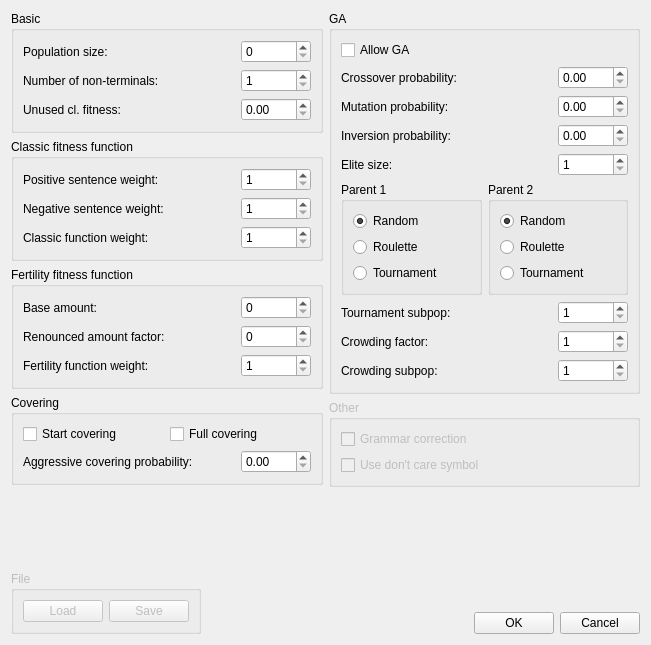
sjedrysiak/gcse, file gui/SettingsDialog.ui: the form before one commit.
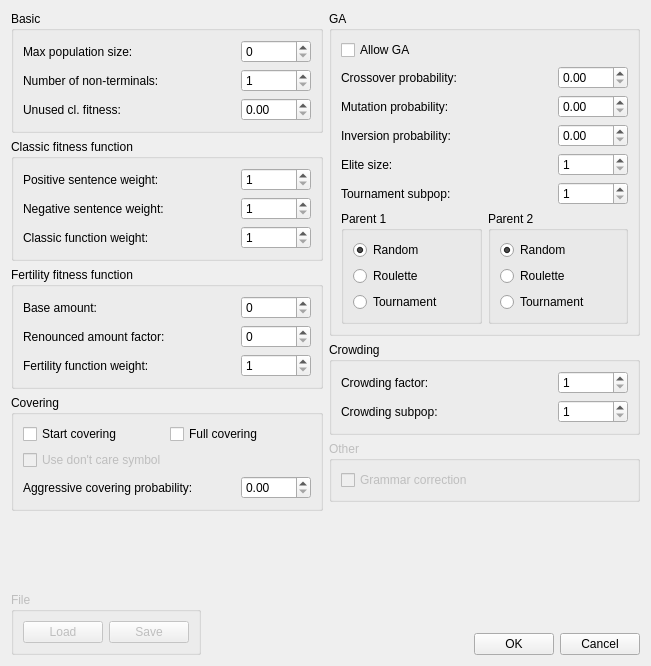
The form after the commit.

```diff
--- a/gui/SettingsDialog.ui
+++ b/gui/SettingsDialog.ui
@@ -9,7 +9,7 @@
     <x>0</x>
     <y>0</y>
     <width>651</width>
-    <height>645</height>
+    <height>666</height>
    </rect>
   </property>
   <property name="sizePolicy" >
@@ -35,7 +35,7 @@
           <item row="0" column="0" >
            <widget class="QLabel" name="lblPopulationSize" >
             <property name="text" >
-             <string>Population size:</string>
+             <string>Max population size:</string>
             </property>
             <property name="buddy" >
              <cstring>sbxPopulationSize</cstring>
@@ -359,8 +359,40 @@
             </item>
            </layout>
           </item>
+          <item>
+           <widget class="QCheckBox" name="cbxAllowUniversalSymbol" >
+            <property name="enabled" >
+             <bool>false</bool>
+            </property>
+            <property name="text" >
+             <string>Use don't care symbol</string>
+            </property>
+           </widget>
+          </item>
           <item>
            <layout class="QGridLayout" name="gridLayout_6" >
+            <item row="0" column="1" >
+             <widget class="QDoubleSpinBox" name="sbxAggressiveCovering" >
+              <property name="sizePolicy" >
+               <sizepolicy vsizetype="Fixed" hsizetype="Fixed" >
+                <horstretch>0</horstretch>
+                <verstretch>0</verstretch>
+               </sizepolicy>
+              </property>
+              <property name="minimumSize" >
+               <size>
+                <width>70</width>
+                <height>0</height>
+               </size>
+              </property>
+              <property name="maximum" >
+               <double>1.000000000000000</double>
+              </property>
+              <property name="singleStep" >
+               <double>0.100000000000000</double>
+              </property>
+             </widget>
+            </item>
             <item row="0" column="0" >
              <widget class="QLabel" name="lblAggressiveCovering" >
               <property name="text" >
@@ -371,31 +403,13 @@
               </property>
              </widget>
             </item>
-            <item row="0" column="1" >
-             <widget class="QDoubleSpinBox" name="sbxAggressiveCovering" >
-              <property name="sizePolicy" >
-               <sizepolicy vsizetype="Fixed" hsizetype="Fixed" >
-                <horstretch>0</horstretch>
-                <verstretch>0</verstretch>
-               </sizepolicy>
-              </property>
-              <property name="minimumSize" >
-               <size>
-                <width>70</width>
-                <height>0</height>
-               </size>
-              </property>
-              <property name="maximum" >
-               <double>1.000000000000000</double>
-              </property>
-              <property name="singleStep" >
-               <double>0.100000000000000</double>
-              </property>
-             </widget>
-            </item>
            </layout>
           </item>
          </layout>
+         <zorder>cbxAllowUniversalSymbol</zorder>
+         <zorder>lblAggressiveCovering</zorder>
+         <zorder>sbxAggressiveCovering</zorder>
+         <zorder></zorder>
         </widget>
        </item>
        <item>
@@ -564,6 +578,38 @@
               </property>
              </widget>
             </item>
+            <item row="5" column="0" >
+             <widget class="QLabel" name="lblTournamentSubpop" >
+              <property name="text" >
+               <string>Tournament subpop:</string>
+              </property>
+              <property name="buddy" >
+               <cstring>sbxTournamentSubpop</cstring>
+              </property>
+             </widget>
+            </item>
+            <item row="5" column="1" >
+             <widget class="QSpinBox" name="sbxTournamentSubpop" >
+              <property name="sizePolicy" >
+               <sizepolicy vsizetype="Fixed" hsizetype="Fixed" >
+                <horstretch>0</horstretch>
+                <verstretch>0</verstretch>
+               </sizepolicy>
+              </property>
+              <property name="minimumSize" >
+               <size>
+                <width>70</width>
+                <height>0</height>
+               </size>
+              </property>
+              <property name="minimum" >
+               <number>1</number>
+              </property>
+              <property name="maximum" >
+               <number>30</number>
+              </property>
+             </widget>
+            </item>
            </layout>
           </item>
           <item>
@@ -654,41 +700,16 @@
             </item>
            </layout>
           </item>
+         </layout>
+        </widget>
+       </item>
           <item>
-           <layout class="QGridLayout" name="gridLayout_5" >
+        <widget class="QGroupBox" name="groupBox_2" >
+         <property name="title" >
+          <string>Crowding</string>
+         </property>
+         <layout class="QGridLayout" name="gridLayout_7" >
             <item row="0" column="0" >
-             <widget class="QLabel" name="lblTournamentSubpop" >
-              <property name="text" >
-               <string>Tournament subpop:</string>
-              </property>
-              <property name="buddy" >
-               <cstring>sbxTournamentSubpop</cstring>
-              </property>
-             </widget>
-            </item>
-            <item row="0" column="1" >
-             <widget class="QSpinBox" name="sbxTournamentSubpop" >
-              <property name="sizePolicy" >
-               <sizepolicy vsizetype="Fixed" hsizetype="Fixed" >
-                <horstretch>0</horstretch>
-                <verstretch>0</verstretch>
-               </sizepolicy>
-              </property>
-              <property name="minimumSize" >
-               <size>
-                <width>70</width>
-                <height>0</height>
-               </size>
-              </property>
-              <property name="minimum" >
-               <number>1</number>
-              </property>
-              <property name="maximum" >
-               <number>30</number>
-              </property>
-             </widget>
-            </item>
-            <item row="1" column="0" >
              <widget class="QLabel" name="lblCrowdingFactor" >
               <property name="text" >
                <string>Crowding factor:</string>
@@ -698,7 +719,7 @@
               </property>
              </widget>
             </item>
-            <item row="1" column="1" >
+          <item row="0" column="1" >
              <widget class="QSpinBox" name="sbxCrowdingFactor" >
               <property name="sizePolicy" >
                <sizepolicy vsizetype="Fixed" hsizetype="Fixed" >
@@ -720,7 +741,7 @@
               </property>
              </widget>
             </item>
-            <item row="2" column="0" >
+          <item row="1" column="0" >
              <widget class="QLabel" name="lblCrowdingSubpop" >
               <property name="text" >
                <string>Crowding subpop:</string>
@@ -730,7 +751,7 @@
               </property>
              </widget>
             </item>
-            <item row="2" column="1" >
+          <item row="1" column="1" >
              <widget class="QSpinBox" name="sbxCrowdingSubpop" >
               <property name="sizePolicy" >
                <sizepolicy vsizetype="Fixed" hsizetype="Fixed" >
@@ -753,8 +774,6 @@
              </widget>
             </item>
            </layout>
-          </item>
-         </layout>
         </widget>
        </item>
        <item>
@@ -782,16 +801,6 @@
             </property>
            </widget>
           </item>
-          <item>
-           <widget class="QCheckBox" name="cbxAllowUniversalSymbol" >
-            <property name="enabled" >
-             <bool>false</bool>
-            </property>
-            <property name="text" >
-             <string>Use don't care symbol</string>
-            </property>
-           </widget>
-          </item>
          </layout>
         </widget>
        </item>
```
Left out of the diff: 5 changed lines with no effect on the pictures. Lines whose indentation alone changed are shown as unchanged.
